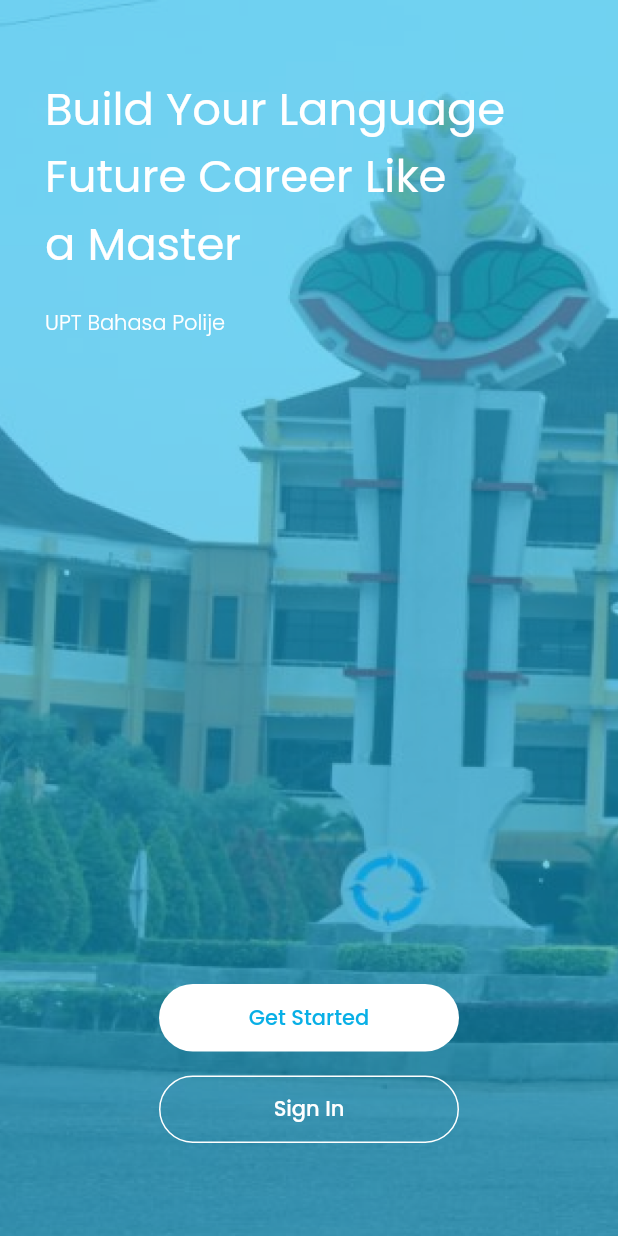
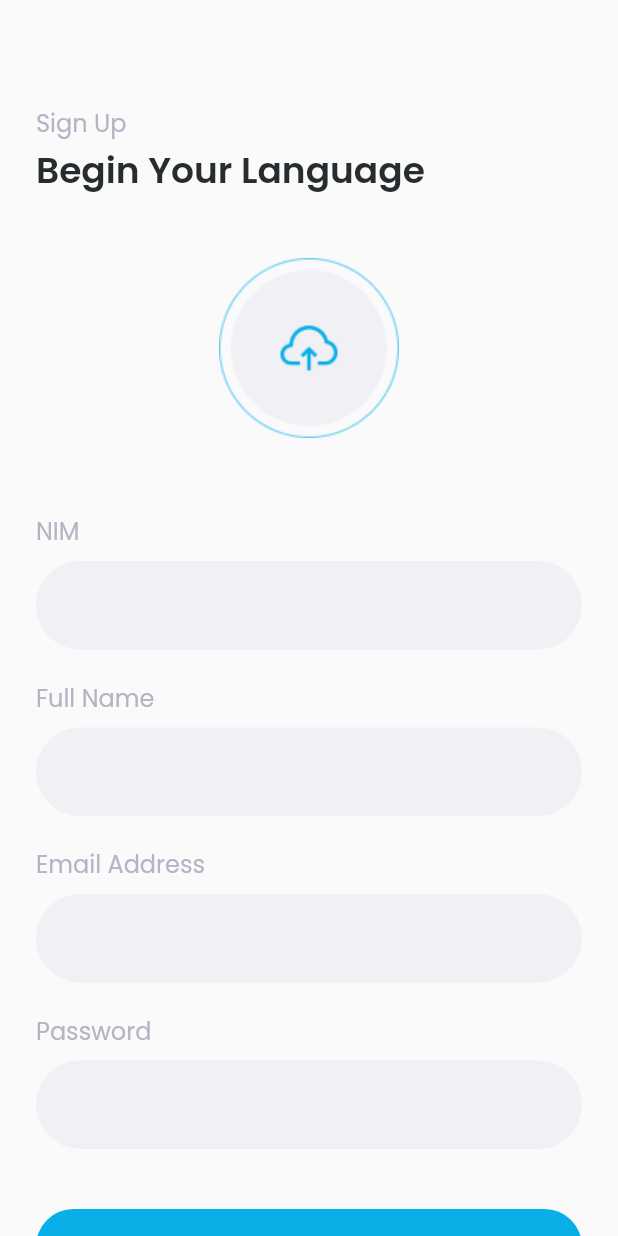
Before and after one commit to mhasan8801/upt_bahasa_polije-mobile, a Flutter app: the screen it shows after launch, after a tap on "Get Started", on a phone screen of 412 x 824 dp. Run offline on Flutter 3.47's test engine with Material 2 defaults, Android fonts, the phone set to English and light mode, and no system bars; our stand-ins replace email_validator, google_fonts.

Commit message:
Add Sign Up Pages

```diff
--- a/lib/pages/signin_page.dart
+++ b/lib/pages/signin_page.dart
@@ -1,5 +1,6 @@
 import 'package:flutter/material.dart';
 import 'package:google_fonts/google_fonts.dart';
+import 'package:upt_bahasa_polije/pages/signup_page.dart';
 import 'package:upt_bahasa_polije/theme.dart';
 import 'package:email_validator/email_validator.dart';
 
@@ -143,14 +144,21 @@ class _SignInPagesState extends State<SignInPages> {
                 ),
               ),
               Padding(
-                padding: const EdgeInsets.only(top: 20, bottom: 10),
+                padding: const EdgeInsets.only(top: 20),
                 child: Center(
-                  child: Text(
-                    'Create New Account',
-                    style: GoogleFonts.poppins(
-                      color: Color(0xffB3B5C4),
-                      fontSize: 14,
-                      fontWeight: FontWeight.w300,
+                  child: InkWell(
+                    onTap: () {
+                      Navigator.push(
+                        context,
+                        MaterialPageRoute(builder: (context) => SignUpPage()),
+                      );
+                    },
+                    child: Text(
+                      'Create New Account',
+                      style: GoogleFonts.poppins(
+                          color: Color(0xffB3B5C4),
+                          fontSize: 14,
+                          fontWeight: FontWeight.w300),
                     ),
                   ),
                 ),
--- /dev/null
+++ b/lib/pages/signup_page.dart
@@ -0,0 +1,267 @@
+import 'package:email_validator/email_validator.dart';
+import 'package:flutter/material.dart';
+import 'package:google_fonts/google_fonts.dart';
+import 'package:upt_bahasa_polije/pages/signin_page.dart';
+import 'package:upt_bahasa_polije/theme.dart';
+
+class SignUpPage extends StatefulWidget {
+  @override
+  State<SignUpPage> createState() => _SignUpPageState();
+}
+
+class _SignUpPageState extends State<SignUpPage> {
+  bool isUploaded = false;
+  bool isEmailValid = true;
+
+  TextEditingController emailController = TextEditingController(text: '');
+
+  @override
+  Widget build(BuildContext context) {
+    Widget uploadedImages() {
+      return Center(
+        child: InkWell(
+          onTap: () {
+            setState(() {
+              isUploaded = !isUploaded;
+            });
+          },
+          child: Column(
+            children: [
+              Image.asset(
+                'assets/upload_pic.png',
+                width: 120,
+                height: 120,
+              ),
+            ],
+          ),
+        ),
+      );
+    }
+
+    Widget showedImages() {
+      return Center(
+        child: InkWell(
+          onTap: () {
+            setState(() {
+              isUploaded = !isUploaded;
+            });
+          },
+          child: Column(
+            children: [
+              Image.asset(
+                'assets/pic_account.png',
+                width: 120,
+                height: 120,
+              ),
+            ],
+          ),
+        ),
+      );
+    }
+
+    return MaterialApp(
+      debugShowCheckedModeBanner: false,
+      home: Scaffold(
+        body: SingleChildScrollView(
+          child: Padding(
+            padding: const EdgeInsets.only(top: 70, left: 24, right: 24),
+            child: Column(
+              crossAxisAlignment: CrossAxisAlignment.start,
+              children: [
+                Text(
+                  'Sign Up',
+                  style: titleTextStyle,
+                ),
+                SizedBox(height: 2),
+                Text(
+                  'Begin Your Language',
+                  style: subTitleTextStyle,
+                ),
+                SizedBox(height: 40),
+                isUploaded ? showedImages() : uploadedImages(),
+                SizedBox(height: 50),
+                Column(
+                  crossAxisAlignment: CrossAxisAlignment.start,
+                  children: [
+                    Text(
+                      'NIM',
+                      style: titleTextStyle,
+                    ),
+                    SizedBox(height: 8),
+                    TextFormField(
+                      decoration: InputDecoration(
+                        fillColor: Color(0xffF1F0F5),
+                        filled: true,
+                        enabledBorder: OutlineInputBorder(
+                          borderRadius: BorderRadius.circular(100),
+                          borderSide: BorderSide.none,
+                        ),
+                        focusedBorder: OutlineInputBorder(
+                          borderRadius: BorderRadius.circular(100),
+                          borderSide: BorderSide(color: Color(0xff08AFE6)),
+                        ),
+                        hintText: '',
+                      ),
+                      style: TextStyle(color: Color(0xff272C2F)),
+                    ),
+                  ],
+                ),
+                SizedBox(height: 20),
+                Column(
+                  crossAxisAlignment: CrossAxisAlignment.start,
+                  children: [
+                    Text(
+                      'Full Name',
+                      style: titleTextStyle,
+                    ),
+                    SizedBox(height: 8),
+                    TextFormField(
+                      decoration: InputDecoration(
+                        fillColor: Color(0xffF1F0F5),
+                        filled: true,
+                        enabledBorder: OutlineInputBorder(
+                          borderRadius: BorderRadius.circular(100),
+                          borderSide: BorderSide.none,
+                        ),
+                        focusedBorder: OutlineInputBorder(
+                          borderRadius: BorderRadius.circular(100),
+                          borderSide: BorderSide(color: Color(0xff08AFE6)),
+                        ),
+                        hintText: '',
+                      ),
+                      style: TextStyle(color: Color(0xff272C2F)),
+                    ),
+                  ],
+                ),
+                SizedBox(height: 20),
+                Column(
+                  crossAxisAlignment: CrossAxisAlignment.start,
+                  children: [
+                    Text(
+                      'Email Address',
+                      style: titleTextStyle,
+                    ),
+                    SizedBox(height: 8),
+                    TextFormField(
+                      controller: emailController,
+                      onChanged: (value) {
+                        print(value);
+                        bool isValid = EmailValidator.validate(value);
+                        print(isValid);
+                        if (isValid) {
+                          setState(() {
+                            isEmailValid = true;
+                          });
+                        } else {
+                          setState(() {
+                            isEmailValid = false;
+                          });
+                        }
+                      },
+                      decoration: InputDecoration(
+                        fillColor: Color(0xffF1F0F5),
+                        filled: true,
+                        enabledBorder: OutlineInputBorder(
+                          borderRadius: BorderRadius.circular(100),
+                          borderSide: BorderSide.none,
+                        ),
+                        focusedBorder: OutlineInputBorder(
+                          borderRadius: BorderRadius.circular(100),
+                          borderSide: BorderSide(
+                            color: isEmailValid
+                                ? Color(0xff08AFE6)
+                                : Color(0xffFD4F56),
+                          ),
+                        ),
+                        hintText: '',
+                      ),
+                      style: TextStyle(
+                        color: isEmailValid
+                            ? Color(0xff272C2F)
+                            : Color(0xffFD4F56),
+                      ),
+                    ),
+                  ],
+                ),
+                SizedBox(height: 20),
+                Column(
+                  crossAxisAlignment: CrossAxisAlignment.start,
+                  children: [
+                    Text(
+                      'Password',
+                      style: titleTextStyle,
+                    ),
+                    SizedBox(height: 8),
+                    TextFormField(
+                      obscureText: true,
+                      decoration: InputDecoration(
+                        fillColor: Color(0xffF1F0F5),
+                        filled: true,
+                        enabledBorder: OutlineInputBorder(
+                          borderRadius: BorderRadius.circular(100),
+                          borderSide: BorderSide.none,
+                        ),
+                        focusedBorder: OutlineInputBorder(
+                          borderRadius: BorderRadius.circular(100),
+                          borderSide: BorderSide(color: Color(0xff08AFE6)),
+                        ),
+                        hintText: '',
+                      ),
+                      style: TextStyle(color: Color(0xff272C2F)),
+                    ),
+                  ],
+                ),
+                SizedBox(
+                  height: 40,
+                ),
+                Center(
+                  child: Container(
+                    width: 400,
+                    height: 50,
+                    child: TextButton(
+                      style: TextButton.styleFrom(
+                          backgroundColor: Color(0xff08AFE6),
+                          shape: RoundedRectangleBorder(
+                            borderRadius: BorderRadius.circular(66),
+                          )),
+                      onPressed: () {},
+                      child: Text(
+                        'Sign Up',
+                        style: buttonTitleTextStyle,
+                      ),
+                    ),
+                  ),
+                ),
+                SizedBox(
+                  height: 20,
+                ),
+                Center(
+                  child: Padding(
+                    padding: const EdgeInsets.only(bottom: 70),
+                    child: InkWell(
+                      onTap: () {
+                        Navigator.push(
+                          context,
+                          MaterialPageRoute(
+                              builder: (context) => SignInPages()),
+                        );
+                      },
+                      child: Text(
+                        'Back to Sign In',
+                        style: GoogleFonts.poppins(
+                          color: Color(0xffB3B5C4),
+                          fontSize: 14,
+                          fontWeight: FontWeight.w300,
+                        ),
+                      ),
+                    ),
+                  ),
+                ),
+              ],
+            ),
+          ),
+        ),
+      ),
+    );
+  }
+}
--- a/lib/pages/started_page.dart
+++ b/lib/pages/started_page.dart
@@ -1,6 +1,7 @@
 import 'package:flutter/material.dart';
 import 'package:google_fonts/google_fonts.dart';
 import 'package:upt_bahasa_polije/pages/signin_page.dart';
+import 'package:upt_bahasa_polije/pages/signup_page.dart';
 
 class GetStartedPage extends StatelessWidget {
   @override
@@ -52,7 +53,12 @@ class GetStartedPage extends StatelessWidget {
                         ),
                         backgroundColor: Color(0xffffffff),
                       ),
-                      onPressed: () {},
+                      onPressed: () {
+                        Navigator.push(
+                          context,
+                          MaterialPageRoute(builder: (context) => SignUpPage()),
+                        );
+                      },
                       child: Text(
                         'Get Started',
                         style: GoogleFonts.poppins(
```
Also changed, not shown: assets/pic_account.png (added), assets/upload_pic.png (added).
